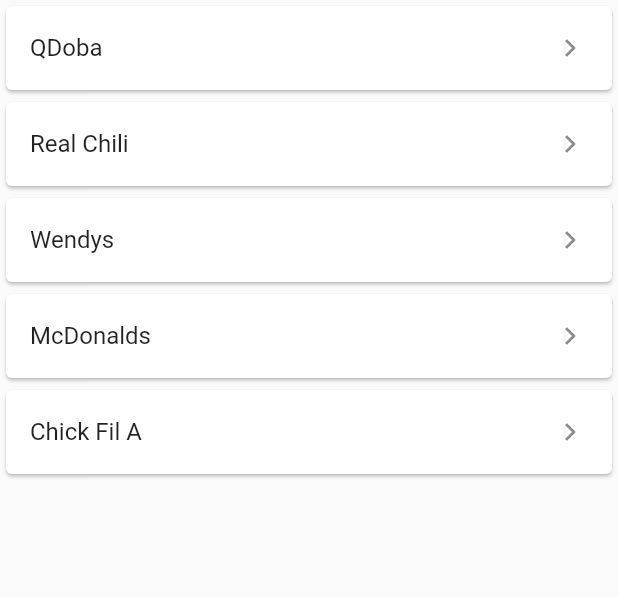
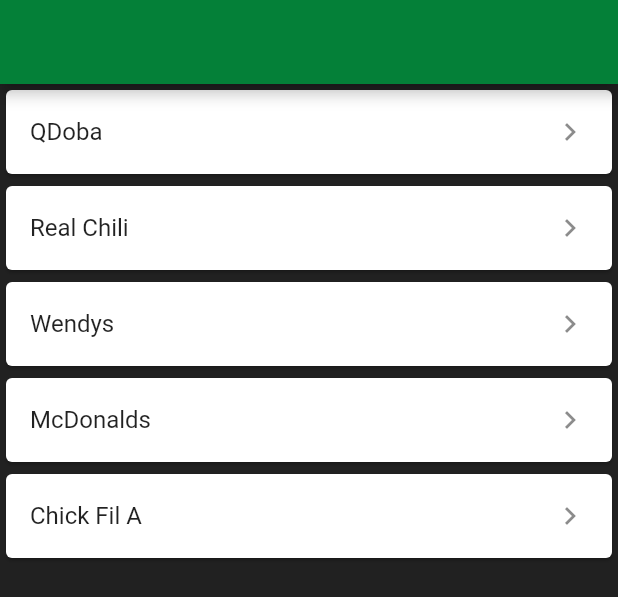
Before and after one commit to John-Austin/OptimisticSoundz-, a Flutter app: the ShopList widget shown alone on an empty page, opened directly, on a phone screen of 412 x 824 dp. Shown: the top 597 px of the screen. Run offline on Flutter 3.47's test engine with Material 2 defaults, Android fonts, the phone set to English and light mode, and no system bars; our stand-ins replace assets_audio_player, audioplayers, cloud_firestore, firebase_auth, firebase_core, stop_watch_timer; missing offline and left inert: dart_rss, webfeed, xml2json; accounts and stored records are empty; network calls fail.

Commit message:
presentation update

```diff
--- a/optimistic_soundz/lib/pointshop.dart
+++ b/optimistic_soundz/lib/pointshop.dart
@@ -2,6 +2,12 @@
 import 'package:firebase_auth/firebase_auth.dart';
 import 'package:cloud_firestore/cloud_firestore.dart';
 import 'package:firebase_core/firebase_core.dart';
+
+Color background = Colors.black87;
+Color containterBackdrop = Colors.blueGrey;
+Color accent = Color.fromRGBO(4, 128, 56, 1);
+Color cardColor = Color.fromRGBO(68, 68, 68, 1);
+Color textColor = Colors.white70;
 
 Future<void> _incrementOnplay() async {
   final FirebaseAuth _firebaseAuth = FirebaseAuth.instance;
@@ -19,7 +25,13 @@
 }
 
 Widget ShopList(BuildContext context) {
-  return ListView(children: <Widget>[
+  return Scaffold(
+      backgroundColor: background,
+      appBar: AppBar(
+        elevation: 4,
+        backgroundColor: accent,
+      ),
+      body: ListView(children: <Widget>[
         Card(
             child: ListTile(
           title: Text('QDoba'),
@@ -61,5 +73,5 @@
             _incrementOnplay();
           },
         )),
-  ]);
+      ]));
 }
```
Also changed, not shown: optimistic_soundz/pubspec.yaml (+9 -0 lines), optimistic_soundz/lib/firebase_options.dart, optimistic_soundz/pubspec.lock, 25 other files. Lines whose indentation alone changed are shown as unchanged.
